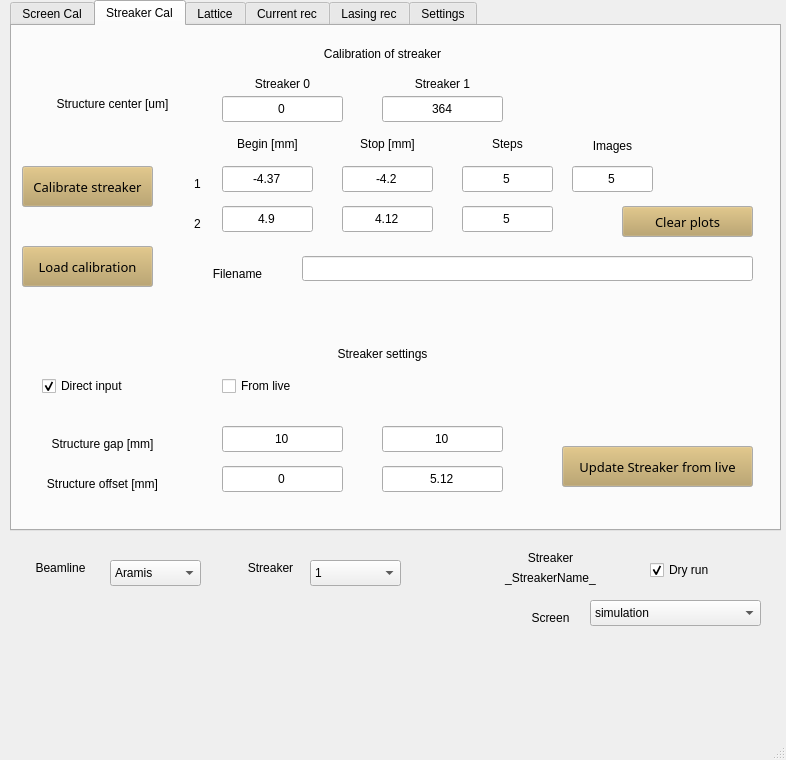
Qt form GUI.ui (pdijksta/WakefieldAnalysis) before a commit.
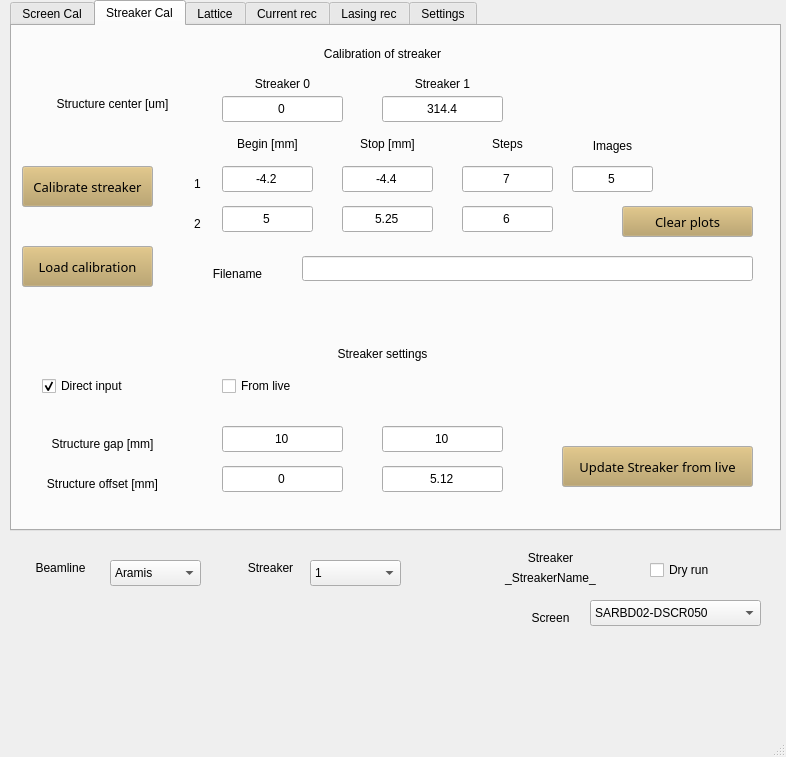
The same form after that commit. The open tabs and pages were chosen to show the change.

Patch:
```diff
--- a/GUI.ui
+++ b/GUI.ui
@@ -7,7 +7,7 @@
     <x>0</x>
     <y>0</y>
     <width>786</width>
-    <height>760</height>
+    <height>757</height>
    </rect>
   </property>
   <property name="windowTitle">
@@ -477,7 +477,7 @@
        </rect>
       </property>
       <property name="text">
-       <string>364</string>
+       <string>314.4</string>
       </property>
       <property name="alignment">
        <set>Qt::AlignCenter</set>
@@ -741,7 +741,7 @@
        </rect>
       </property>
       <property name="text">
-       <string>-4.37</string>
+       <string>-4.2</string>
       </property>
       <property name="alignment">
        <set>Qt::AlignCenter</set>
@@ -773,7 +773,7 @@
        </rect>
       </property>
       <property name="text">
-       <string>-4.2</string>
+       <string>-4.4</string>
       </property>
       <property name="alignment">
        <set>Qt::AlignCenter</set>
@@ -805,7 +805,7 @@
        </rect>
       </property>
       <property name="text">
-       <string>5</string>
+       <string>7</string>
       </property>
       <property name="alignment">
        <set>Qt::AlignCenter</set>
@@ -837,7 +837,7 @@
        </rect>
       </property>
       <property name="text">
-       <string>4.9</string>
+       <string>5</string>
       </property>
       <property name="alignment">
        <set>Qt::AlignCenter</set>
@@ -853,7 +853,7 @@
        </rect>
       </property>
       <property name="text">
-       <string>4.12</string>
+       <string>5.25</string>
       </property>
       <property name="alignment">
        <set>Qt::AlignCenter</set>
@@ -869,7 +869,7 @@
        </rect>
       </property>
       <property name="text">
-       <string>5</string>
+       <string>6</string>
       </property>
       <property name="alignment">
        <set>Qt::AlignCenter</set>
@@ -3102,7 +3102,7 @@
      <string>Dry run</string>
     </property>
     <property name="checked">
-     <bool>true</bool>
+     <bool>false</bool>
     </property>
    </widget>
    <widget class="QLabel" name="label_50">
@@ -3133,11 +3133,6 @@
     <property name="currentIndex">
      <number>0</number>
     </property>
-    <item>
-     <property name="text">
-      <string>simulation</string>
-     </property>
-    </item>
     <item>
      <property name="text">
       <string>SARBD02-DSCR050</string>
```
Left out of the diff: 11 changed lines with no effect on the pictures.
